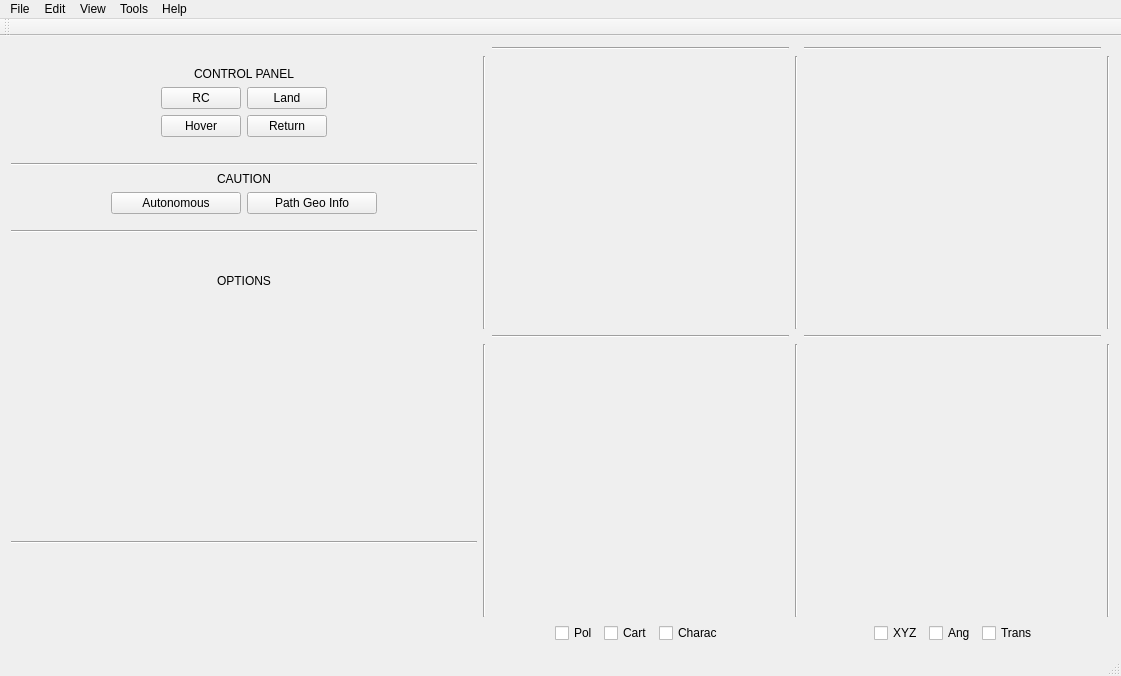
Qt form mainwindow.ui (abbasloo/gstation) before a commit.
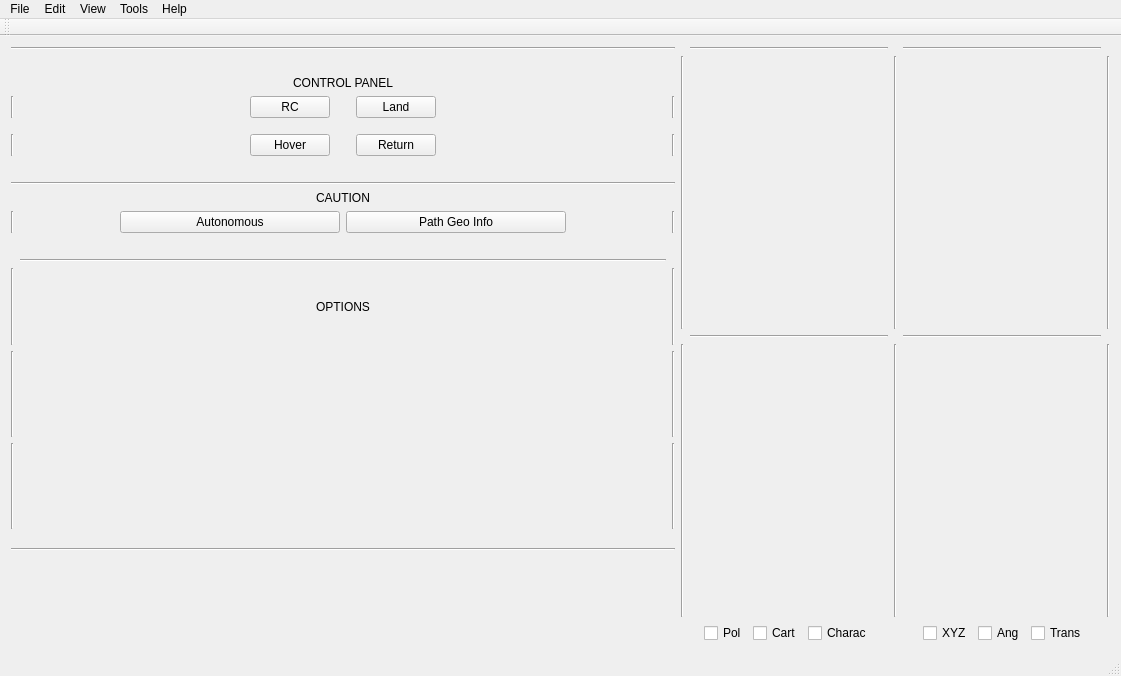
The same form after that commit. Custom widgets are drawn as their Qt base class.

```diff
--- a/mainwindow.ui
+++ b/mainwindow.ui
@@ -186,13 +186,219 @@
     </item>
     <item row="0" column="0" rowspan="2">
      <layout class="QGridLayout" name="gridLayout_11">
+      <item row="6" column="0">
+       <widget class="Line" name="line_9">
+        <property name="orientation">
+         <enum>Qt::Horizontal</enum>
+        </property>
+       </widget>
+      </item>
+      <item row="3" column="0">
+       <layout class="QGridLayout" name="gridLayout_8">
+        <item row="0" column="1">
+         <widget class="QLabel" name="label_3">
+          <property name="sizePolicy">
+           <sizepolicy hsizetype="Preferred" vsizetype="Preferred">
+            <horstretch>0</horstretch>
+            <verstretch>0</verstretch>
+           </sizepolicy>
+          </property>
+          <property name="text">
+           <string/>
+          </property>
+          <property name="alignment">
+           <set>Qt::AlignCenter</set>
+          </property>
+         </widget>
+        </item>
+        <item row="0" column="0">
+         <widget class="Line" name="line_14">
+          <property name="orientation">
+           <enum>Qt::Vertical</enum>
+          </property>
+         </widget>
+        </item>
+        <item row="0" column="2">
+         <widget class="Line" name="line_18">
+          <property name="orientation">
+           <enum>Qt::Vertical</enum>
+          </property>
+         </widget>
+        </item>
+       </layout>
+      </item>
+      <item row="5" column="0">
+       <spacer name="verticalSpacer_3">
+        <property name="orientation">
+         <enum>Qt::Vertical</enum>
+        </property>
+        <property name="sizeType">
+         <enum>QSizePolicy::Maximum</enum>
+        </property>
+        <property name="sizeHint" stdset="0">
+         <size>
+          <width>13</width>
+          <height>13</height>
+         </size>
+        </property>
+       </spacer>
+      </item>
+      <item row="4" column="0">
+       <layout class="QGridLayout" name="gridLayout_9">
+        <item row="0" column="0">
+         <widget class="Line" name="line_16">
+          <property name="orientation">
+           <enum>Qt::Vertical</enum>
+          </property>
+         </widget>
+        </item>
+        <item row="0" column="1">
+         <widget class="QLabel" name="label_4">
+          <property name="sizePolicy">
+           <sizepolicy hsizetype="Preferred" vsizetype="Preferred">
+            <horstretch>0</horstretch>
+            <verstretch>0</verstretch>
+           </sizepolicy>
+          </property>
+          <property name="text">
+           <string/>
+          </property>
+          <property name="alignment">
+           <set>Qt::AlignCenter</set>
+          </property>
+         </widget>
+        </item>
+        <item row="0" column="2">
+         <widget class="Line" name="line_19">
+          <property name="orientation">
+           <enum>Qt::Vertical</enum>
+          </property>
+         </widget>
+        </item>
+       </layout>
+      </item>
+      <item row="7" column="0">
+       <layout class="QGridLayout" name="gridLayout_10">
+        <item row="0" column="1">
+         <spacer name="horizontalSpacer_9">
+          <property name="orientation">
+           <enum>Qt::Horizontal</enum>
+          </property>
+          <property name="sizeType">
+           <enum>QSizePolicy::Maximum</enum>
+          </property>
+          <property name="sizeHint" stdset="0">
+           <size>
+            <width>80</width>
+            <height>10</height>
+           </size>
+          </property>
+         </spacer>
+        </item>
+        <item row="0" column="0">
+         <widget class="ImageWidget" name="widget_6" native="true"/>
+        </item>
+        <item row="0" column="2">
+         <widget class="ImageWidget" name="widget_5" native="true"/>
+        </item>
+        <item row="0" column="3">
+         <widget class="QLabel" name="label_5">
+          <property name="sizePolicy">
+           <sizepolicy hsizetype="Preferred" vsizetype="Preferred">
+            <horstretch>0</horstretch>
+            <verstretch>0</verstretch>
+           </sizepolicy>
+          </property>
+          <property name="text">
+           <string/>
+          </property>
+          <property name="alignment">
+           <set>Qt::AlignCenter</set>
+          </property>
+         </widget>
+        </item>
+       </layout>
+      </item>
+      <item row="1" column="0">
+       <spacer name="verticalSpacer_4">
+        <property name="orientation">
+         <enum>Qt::Vertical</enum>
+        </property>
+        <property name="sizeType">
+         <enum>QSizePolicy::Fixed</enum>
+        </property>
+        <property name="sizeHint" stdset="0">
+         <size>
+          <width>10</width>
+          <height>20</height>
+         </size>
+        </property>
+       </spacer>
+      </item>
+      <item row="2" column="0">
+       <layout class="QGridLayout" name="gridLayout_7">
+        <item row="1" column="1">
+         <widget class="QLabel" name="label_2">
+          <property name="sizePolicy">
+           <sizepolicy hsizetype="Preferred" vsizetype="Preferred">
+            <horstretch>0</horstretch>
+            <verstretch>0</verstretch>
+           </sizepolicy>
+          </property>
+          <property name="text">
+           <string>OPTIONS</string>
+          </property>
+          <property name="alignment">
+           <set>Qt::AlignCenter</set>
+          </property>
+         </widget>
+        </item>
+        <item row="0" column="1">
+         <widget class="Line" name="line_2">
+          <property name="orientation">
+           <enum>Qt::Horizontal</enum>
+          </property>
+         </widget>
+        </item>
+        <item row="1" column="0">
+         <widget class="Line" name="line_15">
+          <property name="orientation">
+           <enum>Qt::Vertical</enum>
+          </property>
+         </widget>
+        </item>
+        <item row="1" column="2">
+         <widget class="Line" name="line_17">
+          <property name="orientation">
+           <enum>Qt::Vertical</enum>
+          </property>
+         </widget>
+        </item>
+       </layout>
+      </item>
       <item row="0" column="0">
        <layout class="QGridLayout" name="gridLayout_6">
-        <item row="5" column="0">
+        <item row="4" column="0">
+         <spacer name="verticalSpacer">
+          <property name="orientation">
+           <enum>Qt::Vertical</enum>
+          </property>
+          <property name="sizeType">
+           <enum>QSizePolicy::Maximum</enum>
+          </property>
+          <property name="sizeHint" stdset="0">
+           <size>
+            <width>10</width>
+            <height>20</height>
+           </size>
+          </property>
+         </spacer>
+        </item>
+        <item row="6" column="0">
          <layout class="QGridLayout" name="gridLayout_5">
           <item row="1" column="0">
            <layout class="QGridLayout" name="gridLayout_4">
-            <item row="0" column="2">
+            <item row="0" column="3">
              <widget class="QPushButton" name="pushButton_6">
               <property name="sizePolicy">
                <sizepolicy hsizetype="Preferred" vsizetype="Preferred">
@@ -212,6 +418,29 @@
              </widget>
             </item>
             <item row="0" column="1">
+             <spacer name="horizontalSpacer_8">
+              <property name="orientation">
+               <enum>Qt::Horizontal</enum>
+              </property>
+              <property name="sizeType">
+               <enum>QSizePolicy::Maximum</enum>
+              </property>
+              <property name="sizeHint" stdset="0">
+               <size>
+                <width>100</width>
+                <height>10</height>
+               </size>
+              </property>
+             </spacer>
+            </item>
+            <item row="0" column="5">
+             <widget class="Line" name="line_20">
+              <property name="orientation">
+               <enum>Qt::Vertical</enum>
+              </property>
+             </widget>
+            </item>
+            <item row="0" column="2">
              <widget class="QPushButton" name="pushButton_5">
               <property name="sizePolicy">
                <sizepolicy hsizetype="Preferred" vsizetype="Preferred">
@@ -224,23 +453,7 @@
               </property>
              </widget>
             </item>
-            <item row="0" column="0">
-             <spacer name="horizontalSpacer_8">
-              <property name="orientation">
-               <enum>Qt::Horizontal</enum>
-              </property>
-              <property name="sizeType">
-               <enum>QSizePolicy::Maximum</enum>
-              </property>
-              <property name="sizeHint" stdset="0">
-               <size>
-                <width>100</width>
-                <height>10</height>
-               </size>
-              </property>
-             </spacer>
-            </item>
-            <item row="0" column="3">
+            <item row="0" column="4">
              <spacer name="horizontalSpacer_7">
               <property name="orientation">
                <enum>Qt::Horizontal</enum>
@@ -256,6 +469,13 @@
               </property>
              </spacer>
             </item>
+            <item row="0" column="0">
+             <widget class="Line" name="line_21">
+              <property name="orientation">
+               <enum>Qt::Vertical</enum>
+              </property>
+             </widget>
+            </item>
            </layout>
           </item>
           <item row="0" column="0">
@@ -282,51 +502,38 @@
           </item>
          </layout>
         </item>
-        <item row="0" column="0">
-         <spacer name="verticalSpacer_2">
-          <property name="orientation">
-           <enum>Qt::Vertical</enum>
-          </property>
-          <property name="sizeType">
-           <enum>QSizePolicy::Maximum</enum>
-          </property>
-          <property name="sizeHint" stdset="0">
-           <size>
-            <width>10</width>
-            <height>20</height>
-           </size>
-          </property>
-         </spacer>
-        </item>
         <item row="2" column="0">
+         <widget class="QLabel" name="label_6">
+          <property name="lineWidth">
+           <number>1</number>
+          </property>
+          <property name="text">
+           <string>CONTROL PANEL</string>
+          </property>
+          <property name="alignment">
+           <set>Qt::AlignCenter</set>
+          </property>
+         </widget>
+        </item>
+        <item row="3" column="0">
          <layout class="QGridLayout" name="gridLayout_3">
-          <item row="1" column="3">
-           <widget class="QPushButton" name="pushButton_2">
-            <property name="sizePolicy">
-             <sizepolicy hsizetype="Preferred" vsizetype="Preferred">
-              <horstretch>0</horstretch>
-              <verstretch>0</verstretch>
-             </sizepolicy>
+          <item row="0" column="6">
+           <spacer name="horizontalSpacer_5">
+            <property name="orientation">
+             <enum>Qt::Horizontal</enum>
             </property>
-            <property name="text">
-             <string>Return</string>
+            <property name="sizeType">
+             <enum>QSizePolicy::Maximum</enum>
             </property>
-           </widget>
-          </item>
-          <item row="1" column="1">
-           <widget class="QPushButton" name="pushButton_4">
-            <property name="sizePolicy">
-             <sizepolicy hsizetype="Preferred" vsizetype="Preferred">
-              <horstretch>0</horstretch>
-              <verstretch>0</verstretch>
-             </sizepolicy>
+            <property name="sizeHint" stdset="0">
+             <size>
+              <width>230</width>
+              <height>10</height>
+             </size>
             </property>
-            <property name="text">
-             <string>Hover</string>
-            </property>
-           </widget>
+           </spacer>
           </item>
-          <item row="0" column="1">
+          <item row="0" column="2">
            <widget class="QPushButton" name="pushButton_1">
             <property name="sizePolicy">
              <sizepolicy hsizetype="Preferred" vsizetype="Preferred">
@@ -339,7 +546,104 @@
             </property>
            </widget>
           </item>
+          <item row="0" column="1">
+           <spacer name="horizontalSpacer_6">
+            <property name="orientation">
+             <enum>Qt::Horizontal</enum>
+            </property>
+            <property name="sizeType">
+             <enum>QSizePolicy::Maximum</enum>
+            </property>
+            <property name="sizeHint" stdset="0">
+             <size>
+              <width>230</width>
+              <height>10</height>
+             </size>
+            </property>
+           </spacer>
+          </item>
+          <item row="2" column="2">
+           <widget class="QPushButton" name="pushButton_4">
+            <property name="sizePolicy">
+             <sizepolicy hsizetype="Preferred" vsizetype="Preferred">
+              <horstretch>0</horstretch>
+              <verstretch>0</verstretch>
+             </sizepolicy>
+            </property>
+            <property name="text">
+             <string>Hover</string>
+            </property>
+           </widget>
+          </item>
+          <item row="0" column="4">
+           <spacer name="horizontalSpacer_10">
+            <property name="orientation">
+             <enum>Qt::Horizontal</enum>
+            </property>
+            <property name="sizeType">
+             <enum>QSizePolicy::Maximum</enum>
+            </property>
+            <property name="sizeHint" stdset="0">
+             <size>
+              <width>10</width>
+              <height>10</height>
+             </size>
+            </property>
+           </spacer>
+          </item>
+          <item row="1" column="2">
+           <spacer name="verticalSpacer_5">
+            <property name="orientation">
+             <enum>Qt::Vertical</enum>
+            </property>
+            <property name="sizeType">
+             <enum>QSizePolicy::Maximum</enum>
+            </property>
+            <property name="sizeHint" stdset="0">
+             <size>
+              <width>10</width>
+              <height>10</height>
+             </size>
+            </property>
+           </spacer>
+          </item>
           <item row="0" column="3">
+           <spacer name="horizontalSpacer">
+            <property name="orientation">
+             <enum>Qt::Horizontal</enum>
+            </property>
+            <property name="sizeType">
+             <enum>QSizePolicy::Maximum</enum>
+            </property>
+            <property name="sizeHint" stdset="0">
+             <size>
+              <width>10</width>
+              <height>10</height>
+             </size>
+            </property>
+           </spacer>
+          </item>
+          <item row="2" column="0">
+           <widget class="Line" name="line_23">
+            <property name="orientation">
+             <enum>Qt::Vertical</enum>
+            </property>
+           </widget>
+          </item>
+          <item row="2" column="5">
+           <widget class="QPushButton" name="pushButton_2">
+            <property name="sizePolicy">
+             <sizepolicy hsizetype="Preferred" vsizetype="Preferred">
+              <horstretch>0</horstretch>
+              <verstretch>0</verstretch>
+             </sizepolicy>
+            </property>
+            <property name="text">
+             <string>Return</string>
+            </property>
+           </widget>
+          </item>
+          <item row="0" column="5">
            <widget class="QPushButton" name="pushButton_3">
             <property name="sizePolicy">
              <sizepolicy hsizetype="Preferred" vsizetype="Preferred">
@@ -359,41 +663,30 @@
            </widget>
           </item>
           <item row="0" column="0">
-           <spacer name="horizontalSpacer_6">
+           <widget class="Line" name="line_22">
             <property name="orientation">
-             <enum>Qt::Horizontal</enum>
+             <enum>Qt::Vertical</enum>
             </property>
-            <property name="sizeType">
-             <enum>QSizePolicy::Maximum</enum>
+           </widget>
+          </item>
+          <item row="0" column="7">
+           <widget class="Line" name="line_24">
+            <property name="orientation">
+             <enum>Qt::Vertical</enum>
             </property>
-            <property name="sizeHint" stdset="0">
-             <size>
-              <width>150</width>
-              <height>10</height>
-             </size>
-            </property>
-           </spacer>
+           </widget>
           </item>
-          <item row="0" column="4">
-           <spacer name="horizontalSpacer_5">
+          <item row="2" column="7">
+           <widget class="Line" name="line_25">
             <property name="orientation">
-             <enum>Qt::Horizontal</enum>
+             <enum>Qt::Vertical</enum>
             </property>
-            <property name="sizeType">
-             <enum>QSizePolicy::Maximum</enum>
-            </property>
-            <property name="sizeHint" stdset="0">
-             <size>
-              <width>150</width>
-              <height>10</height>
-             </size>
-            </property>
-           </spacer>
+           </widget>
           </item>
          </layout>
         </item>
-        <item row="3" column="0">
-         <spacer name="verticalSpacer">
+        <item row="1" column="0">
+         <spacer name="verticalSpacer_2">
           <property name="orientation">
            <enum>Qt::Vertical</enum>
           </property>
@@ -408,48 +701,15 @@
           </property>
          </spacer>
         </item>
-        <item row="1" column="0">
-         <widget class="QLabel" name="label_6">
-          <property name="lineWidth">
-           <number>1</number>
-          </property>
-          <property name="text">
-           <string>CONTROL PANEL</string>
-          </property>
-          <property name="alignment">
-           <set>Qt::AlignCenter</set>
-          </property>
-         </widget>
-        </item>
-        <item row="4" column="0">
+        <item row="5" column="0">
          <widget class="Line" name="line">
           <property name="orientation">
            <enum>Qt::Horizontal</enum>
           </property>
          </widget>
         </item>
-       </layout>
-      </item>
-      <item row="2" column="0">
-       <layout class="QGridLayout" name="gridLayout_7">
-        <item row="1" column="0">
-         <widget class="QLabel" name="label_2">
-          <property name="sizePolicy">
-           <sizepolicy hsizetype="Preferred" vsizetype="Preferred">
-            <horstretch>0</horstretch>
-            <verstretch>0</verstretch>
-           </sizepolicy>
-          </property>
-          <property name="text">
-           <string>OPTIONS</string>
-          </property>
-          <property name="alignment">
-           <set>Qt::AlignCenter</set>
-          </property>
-         </widget>
-        </item>
         <item row="0" column="0">
-         <widget class="Line" name="line_2">
+         <widget class="Line" name="line_26">
           <property name="orientation">
            <enum>Qt::Horizontal</enum>
           </property>
@@ -457,127 +717,6 @@
         </item>
        </layout>
       </item>
-      <item row="4" column="0">
-       <layout class="QGridLayout" name="gridLayout_9">
-        <item row="0" column="0">
-         <widget class="QLabel" name="label_4">
-          <property name="sizePolicy">
-           <sizepolicy hsizetype="Preferred" vsizetype="Preferred">
-            <horstretch>0</horstretch>
-            <verstretch>0</verstretch>
-           </sizepolicy>
-          </property>
-          <property name="text">
-           <string/>
-          </property>
-          <property name="alignment">
-           <set>Qt::AlignCenter</set>
-          </property>
-         </widget>
-        </item>
-       </layout>
-      </item>
-      <item row="7" column="0">
-       <layout class="QGridLayout" name="gridLayout_10">
-        <item row="0" column="1">
-         <spacer name="horizontalSpacer_9">
-          <property name="orientation">
-           <enum>Qt::Horizontal</enum>
-          </property>
-          <property name="sizeType">
-           <enum>QSizePolicy::Maximum</enum>
-          </property>
-          <property name="sizeHint" stdset="0">
-           <size>
-            <width>80</width>
-            <height>10</height>
-           </size>
-          </property>
-         </spacer>
-        </item>
-        <item row="0" column="0">
-         <widget class="ImageWidget" name="widget_6" native="true"/>
-        </item>
-        <item row="0" column="2">
-         <widget class="QWidget" name="widget_5" native="true"/>
-        </item>
-        <item row="0" column="3">
-         <widget class="QLabel" name="label_5">
-          <property name="sizePolicy">
-           <sizepolicy hsizetype="Preferred" vsizetype="Preferred">
-            <horstretch>0</horstretch>
-            <verstretch>0</verstretch>
-           </sizepolicy>
-          </property>
-          <property name="text">
-           <string/>
-          </property>
-          <property name="alignment">
-           <set>Qt::AlignCenter</set>
-          </property>
-         </widget>
-        </item>
-       </layout>
-      </item>
-      <item row="5" column="0">
-       <spacer name="verticalSpacer_3">
-        <property name="orientation">
-         <enum>Qt::Vertical</enum>
-        </property>
-        <property name="sizeType">
-         <enum>QSizePolicy::Maximum</enum>
-        </property>
-        <property name="sizeHint" stdset="0">
-         <size>
-          <width>13</width>
-          <height>13</height>
-         </size>
-        </property>
-       </spacer>
-      </item>
-      <item row="3" column="0">
-       <layout class="QGridLayout" name="gridLayout_8">
-        <item row="0" column="0">
-         <widget class="QLabel" name="label_3">
-          <property name="sizePolicy">
-           <sizepolicy hsizetype="Preferred" vsizetype="Preferred">
-            <horstretch>0</horstretch>
-            <verstretch>0</verstretch>
-           </sizepolicy>
-          </property>
-          <property name="text">
-           <string/>
-          </property>
-          <property name="alignment">
-           <set>Qt::AlignCenter</set>
-          </property>
-         </widget>
-        </item>
-       </layout>
-      </item>
-      <item row="1" column="0">
-       <spacer name="verticalSpacer_4">
-        <property name="orientation">
-         <enum>Qt::Vertical</enum>
-        </property>
-        <property name="sizeType">
-         <enum>QSizePolicy::Fixed</enum>
-        </property>
-        <property name="sizeHint" stdset="0">
-         <size>
-          <width>10</width>
-          <height>10</height>
-         </size>
-        </property>
-       </spacer>
-      </item>
-      <item row="6" column="0">
-       <widget class="Line" name="line_9">
-        <property name="orientation">
-         <enum>Qt::Horizontal</enum>
-        </property>
-       </widget>
-      </item>
      </layout>
     </item>
     <item row="0" column="1">
```
Left out of the diff: 314 changed lines with no effect on the pictures.
